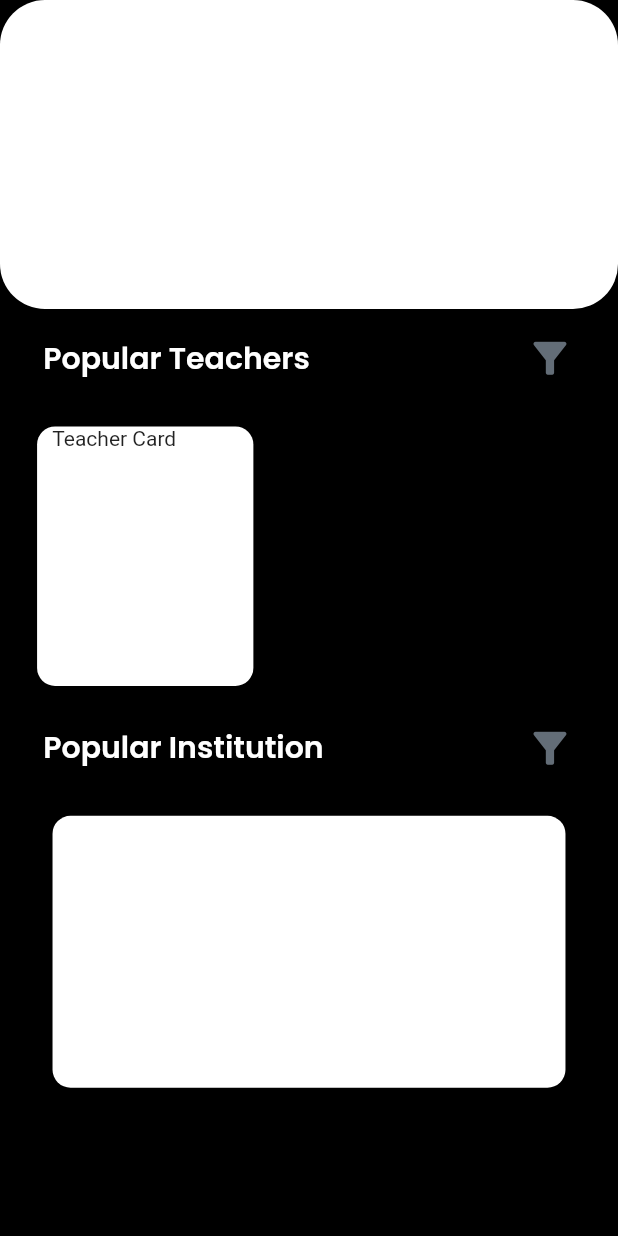
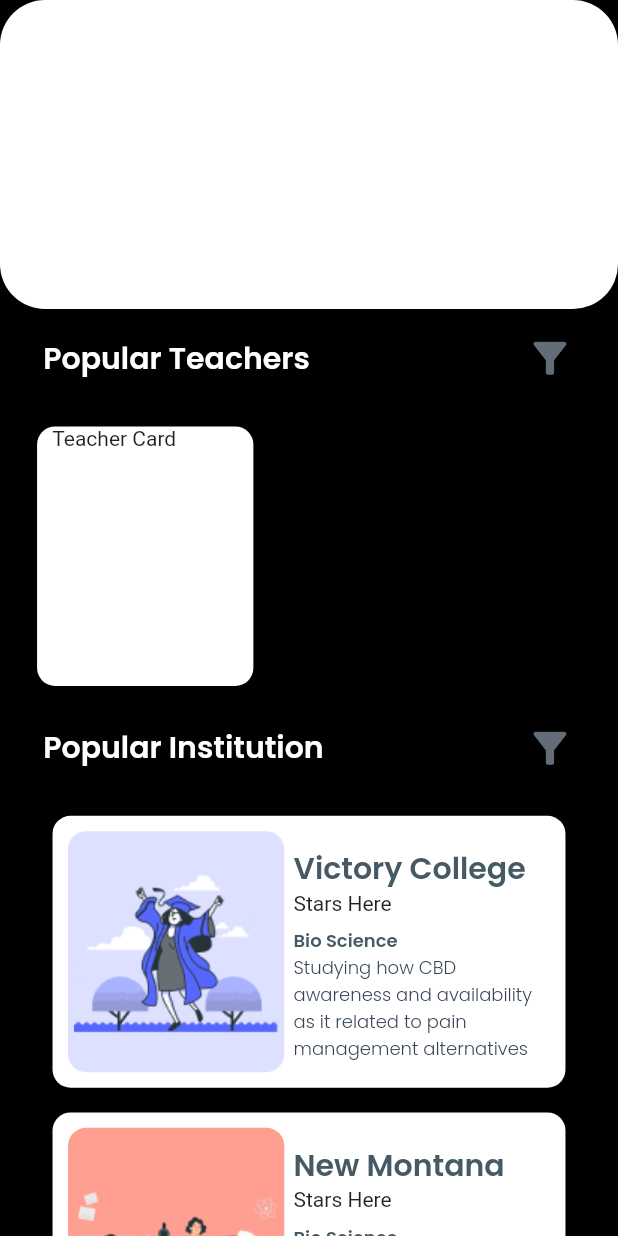
Before and after one commit to Sparsh-R17/EduApp, a Flutter app: the screen it shows after launch, on a phone screen of 412 x 824 dp. Run offline on Flutter 3.47's test engine with Material 2 defaults, Android fonts, the light colour scheme and no system bars; our stand-ins replace double_back_to_close_app, flutter_keyboard_visibility.

Commit message:
Institute Card
Added Institute Model, Data and Card

```diff
--- a/lib/dummy_data.dart
+++ b/lib/dummy_data.dart
@@ -2,6 +2,7 @@ import 'dart:ui';
 
 import 'models/user.dart';
 import 'models/teacher.dart';
+import 'models/institute.dart';
 
 List<User> userData = [
   User(
@@ -88,3 +89,33 @@ final List<String> stateName = [
   'Uttar Pradesh',
   'Uttarakhand',
 ];
+
+List<Institute> instituteData = [
+  Institute(
+    name: "Victory College",
+    star: [4.5, 413],
+    field: "Bio Science",
+    desc:
+        "Studying how CBD awareness and availability as it related to pain management alternatives",
+    pic: "assets/Images/institute_1_DDE1FF.png",
+    color: const Color(0xffdde1ff),
+  ),
+  Institute(
+    name: "New Montana",
+    star: [4.1, 354],
+    field: "Bio Science",
+    desc:
+        "Montant Higher Educational Institute. Gampaha montana.gampaha@gmail.com",
+    pic: "assets/Images/institute_2_FF9F92.png",
+    color: const Color(0xffff9f92),
+  ),
+  Institute(
+    name: "Susipwan Institute",
+    star: [3.0, 745],
+    field: "Bio Science",
+    desc:
+        "This is a private higher education center which conducting classes for GCE AL Students.",
+    pic: "assets/Images/institute_3_BFDDEC.png",
+    color: const Color(0xffbfddec),
+  ),
+];
--- /dev/null
+++ b/lib/models/institute.dart
@@ -0,0 +1,19 @@
+import 'dart:ui';
+
+class Institute {
+  final String name;
+  final List<double> star;
+  final String field;
+  final String desc;
+  final String pic;
+  final Color color;
+
+  Institute({
+    required this.name,
+    required this.star,
+    required this.field,
+    required this.desc,
+    required this.pic,
+    required this.color,
+  });
+}
--- a/lib/screens/explore_screen.dart
+++ b/lib/screens/explore_screen.dart
@@ -17,6 +17,7 @@ class ExploreScreen extends StatelessWidget {
     final pageHeight = MediaQuery.of(context).size.height;
     return Scaffold(
       body: SafeArea(
+        child: SingleChildScrollView(
           child: Column(
             crossAxisAlignment: CrossAxisAlignment.start,
             children: [
@@ -32,8 +33,21 @@ class ExploreScreen extends StatelessWidget {
                 height: pageHeight * 0.035,
               ),
               //TODO - Make the ListView.builder() here only and then pass the data to the Container
-            const InstituteCard(),
+              ListView.builder(
+                  shrinkWrap: true,
+                  physics: const NeverScrollableScrollPhysics(),
+                  itemCount: instituteData.length,
+                  itemBuilder: (context, index) {
+                    return InstituteCard(
+                      name: instituteData[index].name,
+                      field: instituteData[index].field,
+                      desc: instituteData[index].desc,
+                      pic: instituteData[index].pic,
+                      color: instituteData[index].color,
+                    );
+                  }),
             ],
+          ),
         ),
       ),
       //TODO - Bottom Navigation Bar
--- a/lib/widgets/institute_card.dart
+++ b/lib/widgets/institute_card.dart
@@ -1,26 +1,111 @@
 import 'package:flutter/material.dart';
 
+
 class InstituteCard extends StatelessWidget {
-  const InstituteCard({super.key});
+  final String name;
+  final String field;
+  final String desc;
+  final String pic;
+  final Color color;
+
+  const InstituteCard({required this.name, required this.field, required this.desc, required this.pic, required this.color, super.key});
 
   @override
   Widget build(BuildContext context) {
     final pageHeight = MediaQuery.of(context).size.height;
     final pageWidth = MediaQuery.of(context).size.width;
+
         return Center(
           child: Container(
             margin: EdgeInsets.fromLTRB(
               0,
               0,
               0,
-          MediaQuery.of(context).viewPadding.bottom,
+              MediaQuery.of(context).viewPadding.bottom + pageHeight * 0.02,
             ),
+            alignment: Alignment.center,
+            // padding: EdgeInsets.symmetric(horizontal: pageWid),
             height: pageHeight * 0.22,
             width: pageWidth * 0.83,
             decoration: BoxDecoration(
               color: Colors.white,
               borderRadius: BorderRadius.circular(12),
             ),
+            child: Padding(
+              padding: EdgeInsets.only(left: pageWidth * 0.01),
+              child: Row(
+                mainAxisAlignment: MainAxisAlignment.spaceEvenly,
+                crossAxisAlignment: CrossAxisAlignment.center,
+                children: [
+                  Container(
+                    height: pageHeight * 0.195,
+                    width: pageWidth * 0.35,
+                    decoration: BoxDecoration(
+                      color:color,
+                      borderRadius: BorderRadius.circular(12),
+                    ),
+                    child: Image.asset(
+                      pic,
+                      height: pageHeight * 0.131,
+                      width: pageWidth * 0.328,
+                    ),
+                  ),
+                  SizedBox(
+                    width: pageWidth * 0.425,
+                    height: pageHeight * 0.171,
+                    child: Column(
+                      // mainAxisAlignment: MainAxisAlignment.spaceAround,
+                      crossAxisAlignment: CrossAxisAlignment.start,
+                      children: [
+                        Column(
+                          crossAxisAlignment: CrossAxisAlignment.start,
+                          children: [
+                            FittedBox(
+                              fit: BoxFit.fitWidth,
+                              child: Text(
+                                name,
+                                style: Theme.of(context).textTheme.titleMedium,
+                              ),
+                            ),
+                            const Text(
+                              "Stars Here",
+                            ),
+                          ],
+                        ),
+                        SizedBox(
+                          height: pageHeight * 0.01,
+                        ),
+                        Column(
+                          // mainAxisAlignment: MainAxisAlignment.start,
+                          crossAxisAlignment: CrossAxisAlignment.start,
+                          children: [
+                            Text(
+                              field,
+                              style: const TextStyle(
+                                fontFamily: 'Poppins',
+                                fontWeight: FontWeight.w600,
+                                fontSize: 12,
+                                color: Color(0xff455A64),
+                                // color: Colors.red,
+                              ),
+                            ),
+                            Text(
+                              desc,
+                              style: const TextStyle(
+                                fontFamily: 'Poppins',
+                                fontWeight: FontWeight.w300,
+                                color: Color(0xff364356),
+                                fontSize: 12,
+                              ),
+                            ),
+                          ],
+                        )
+                      ],
+                    ),
+                  )
+                ],
+              ),
+            ),
           ),
         );
       }
--- /dev/null
+++ b/lib/widgets/star_rating.dart
@@ -0,0 +1,10 @@
+import 'package:flutter/material.dart';
+
+class StarRating extends StatelessWidget {
+  const StarRating({super.key});
+
+  @override
+  Widget build(BuildContext context) {
+    return Container();
+  }
+}
```
Lines whose indentation alone changed are shown as unchanged.
